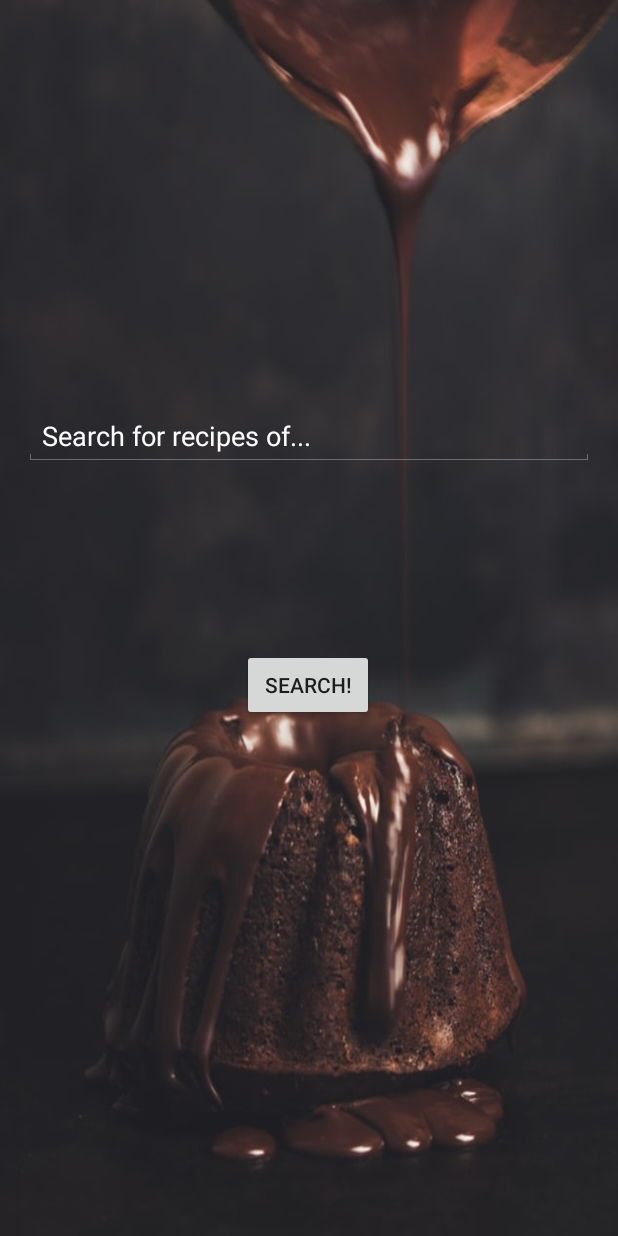
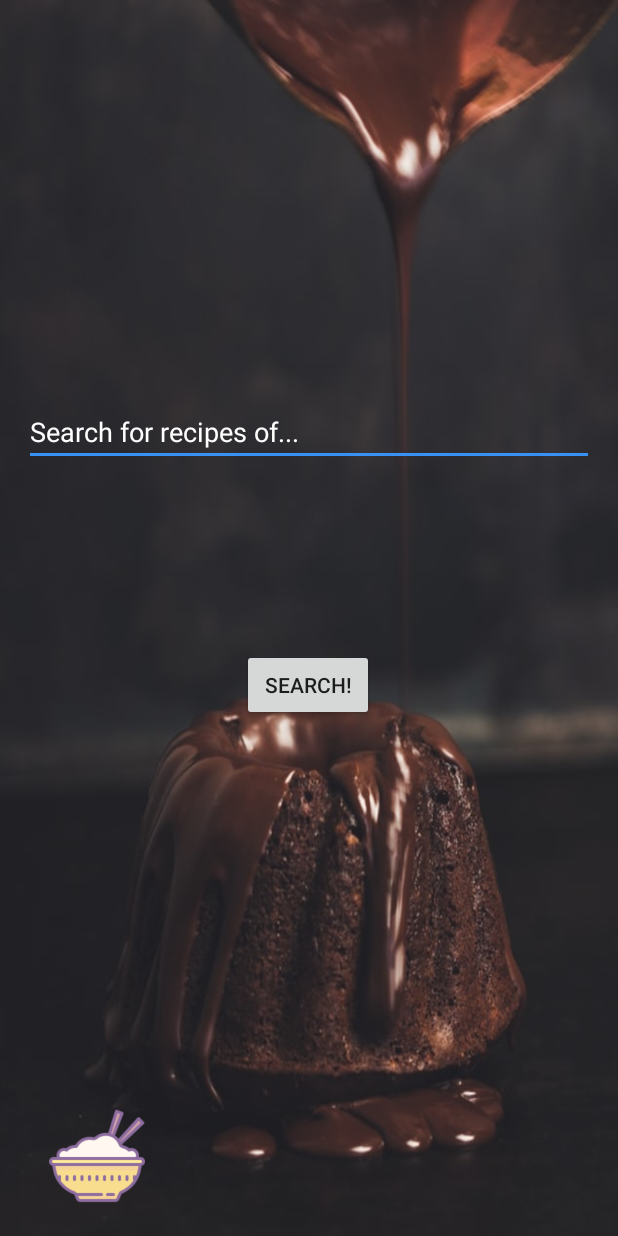
Before and after one commit to henrywong1/MyRecipeApp, an Android app: the screen it shows after launch (MainActivity), on a phone screen of 412 x 824 dp. Run offline under Robolectric (Android 15) with nearby library versions, the phone set to English and light mode, and no system bars.

```diff
--- a/app/src/main/AndroidManifest.xml
+++ b/app/src/main/AndroidManifest.xml
@@ -6,7 +6,7 @@
 
     <application
         android:allowBackup="true"
-        android:icon="@drawable/appicon"
+        android:icon="@drawable/ricebowl"
         android:label="@string/app_name"
         android:roundIcon="@mipmap/ic_launcher_round"
         android:supportsRtl="true"
--- a/app/src/main/java/com/example/henry/myrecipeapp/MainActivity.java
+++ b/app/src/main/java/com/example/henry/myrecipeapp/MainActivity.java
@@ -1,5 +1,6 @@
 package com.example.henry.myrecipeapp;
 
+import android.app.ActivityManager;
 import android.app.ProgressDialog;
 import android.content.Intent;
 import android.graphics.Bitmap;
@@ -9,10 +10,16 @@ import android.os.AsyncTask;
 import android.support.v7.app.AppCompatActivity;
 import android.os.Bundle;
 import android.util.Log;
+import android.view.KeyEvent;
+import android.view.Menu;
+import android.view.MenuInflater;
 import android.view.View;
+import android.view.inputmethod.EditorInfo;
 import android.widget.Button;
 import android.widget.EditText;
 import android.widget.ProgressBar;
+import android.widget.SearchView;
+import android.widget.TextView;
 import android.widget.Toast;
 
 import org.json.JSONArray;
@@ -36,6 +43,8 @@ public class MainActivity extends AppCompatActivity {
     EditText searchEditText;
     ProgressBar progressBar;
 
+    ActivityManager act;
+
     private static String API_ID = BuildConfig.ApiID;
     private static String API_KEY = BuildConfig.ApiKEY;
 
@@ -43,6 +52,10 @@ public class MainActivity extends AppCompatActivity {
     public static ArrayList<String> recipeImageURL = new ArrayList<String>();
     public static ArrayList<String> recipeURL = new ArrayList<String>();
     public static ArrayList<Bitmap> bitmapArrayList = new ArrayList<Bitmap>();
+    int resultBegin = 0;
+    int resultEnd = 15;
+
+
 
 
     public class DownloadImage extends AsyncTask<ArrayList<String> , Void, ArrayList<Bitmap>>{
@@ -165,22 +178,19 @@ public class MainActivity extends AppCompatActivity {
     }
 
     public void searchRecipe(View view) {
-        recipeTitle.clear();
-        recipeImageURL.clear();
-        recipeURL.clear();
-        bitmapArrayList.clear();
-
-
 
         Log.i("Button","Pressed");
+        search(resultBegin,resultEnd);
+
+    }
+
+    public void search(int start, int end) {
         DownloadTask task = new DownloadTask();
-        try {
-            task.execute("https://api.edamam.com/search?q=" + searchEditText.getText() + "&app_id=$" + API_ID + "&app_key=$" + API_KEY + "&from=0&to=15&");
-        }catch (Exception e) {
-            Toast.makeText(this,"Fail", Toast.LENGTH_SHORT);
+        try{
+            task.execute("https://api.edamam.com/search?q=" + searchEditText.getText() + "&app_id=$" + API_ID + "&app_key=$" + API_KEY + "&from=" + start + "&to=" + end +"&");
+        } catch (Exception e) {
             e.printStackTrace();
         }
-
     }
 
 
@@ -194,6 +204,23 @@ public class MainActivity extends AppCompatActivity {
         searchEditText = findViewById(R.id.searchEditText);
         progressBar = findViewById(R.id.progressBar);
 
+        recipeTitle.clear();
+        recipeImageURL.clear();
+        recipeURL.clear();
+        bitmapArrayList.clear();
+
+
+
+        searchEditText.setOnEditorActionListener(new TextView.OnEditorActionListener() {
+            @Override
+            public boolean onEditorAction(TextView textView, int i, KeyEvent keyEvent) {
+                if (i == EditorInfo.IME_ACTION_SEARCH) {
+                    searchRecipe(button);
+                    return true;
+                }
+                return false;
+            }
+        });
 
 
 
--- a/app/src/main/res/layout/activity_main.xml
+++ b/app/src/main/res/layout/activity_main.xml
@@ -9,22 +9,21 @@
 
     <EditText
         android:id="@+id/searchEditText"
-        style="@android:style/Widget.Material.EditText"
         android:layout_width="0dp"
         android:layout_height="wrap_content"
         android:layout_marginBottom="513dp"
         android:layout_marginEnd="16dp"
         android:layout_marginStart="16dp"
         android:layout_marginTop="136dp"
-        android:theme="@android:style/Theme.Holo"
         android:ems="10"
         android:hint="Search for recipes of..."
+        android:imeOptions="actionSearch"
         android:inputType="textPersonName"
         android:textColor="@android:color/background_light"
         android:textColorHint="@android:color/background_light"
         app:layout_constraintBottom_toBottomOf="parent"
+
         app:layout_constraintEnd_toEndOf="parent"
-        app:layout_constraintHorizontal_bias="1.0"
         app:layout_constraintStart_toStartOf="parent"
         app:layout_constraintTop_toTopOf="parent"
         app:layout_constraintVertical_bias="1.0" />
@@ -57,4 +56,17 @@
         app:layout_constraintEnd_toEndOf="parent"
         app:layout_constraintStart_toStartOf="parent"
         app:layout_constraintTop_toBottomOf="@+id/searchEditText" />
+
+    <ImageView
+        android:id="@+id/imageView7"
+        android:layout_width="64dp"
+        android:layout_height="73dp"
+        android:layout_marginBottom="16dp"
+        android:layout_marginEnd="315dp"
+        android:layout_marginStart="32dp"
+        app:layout_constraintBottom_toBottomOf="parent"
+        app:layout_constraintEnd_toEndOf="parent"
+        app:layout_constraintStart_toStartOf="parent"
+        app:srcCompat="@drawable/ricebowl" />
+
 </android.support.constraint.ConstraintLayout>
--- a/app/src/main/res/values/strings.xml
+++ b/app/src/main/res/values/strings.xml
@@ -1,3 +1,4 @@
 <resources>
     <string name="app_name">My Recipe App</string>
+    <string name = "search_title">Search recipes of..</string>
 </resources>
```
Also changed, not shown: app/src/main/java/com/example/henry/myrecipeapp/listActivity.java (+23 -1 lines), app/src/main/res/drawable/ic_search.xml (added, +9 -0 lines), app/src/main/res/layout/customlistlayout.xml (+14 -2 lines), app/src/main/res/drawable/icon_cook.png (added), app/src/main/res/drawable/ricebowl.png (added).
